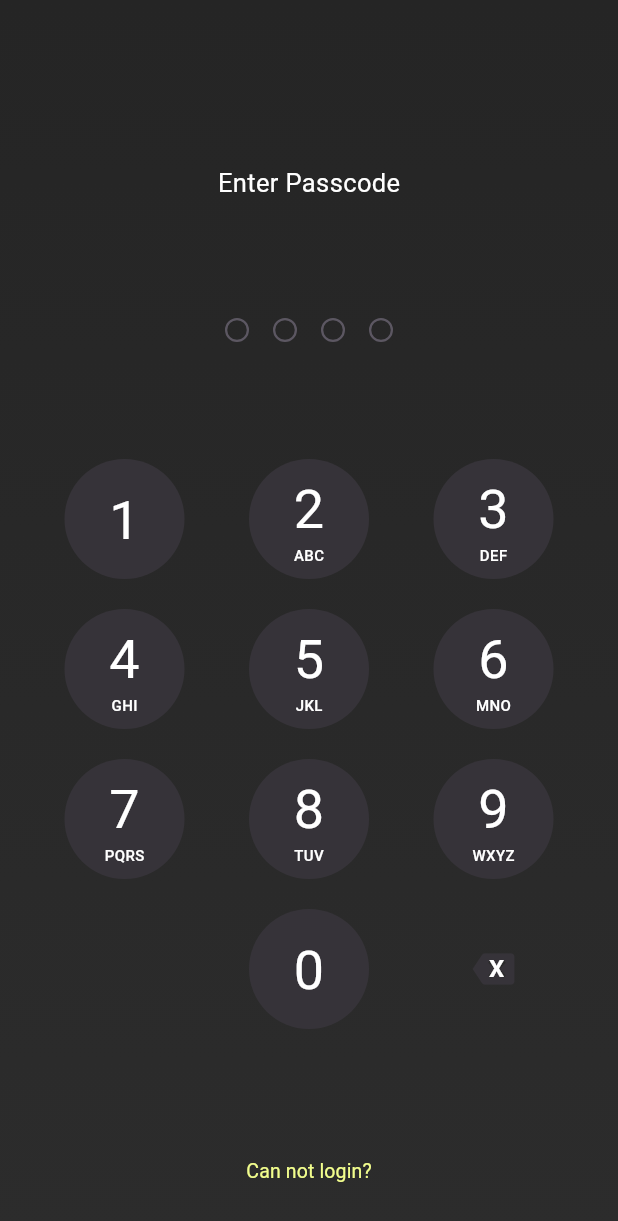
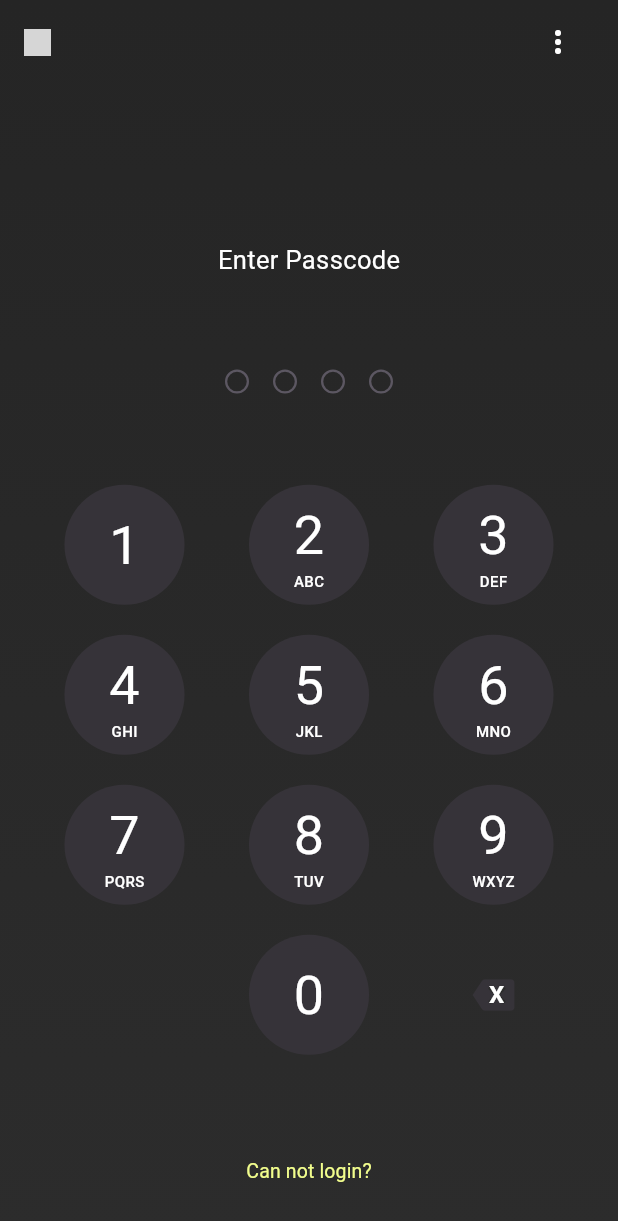
Before and after one commit to heyliceeee/bank, a Flutter app: the screen it shows after launch, on a phone screen of 412 x 824 dp. Shown: the top 1221 px of the screen. Run offline on Flutter 3.47's test engine with Material 3 defaults, Android fonts, the phone set to English and light mode, and no system bars; grey boxes are pictures that could not be loaded.

Commit message:
💄passcode - topbar (not yet finished)

```diff
--- /dev/null
+++ b/lib/components/customTopBar.dart
@@ -0,0 +1,28 @@
+import 'package:flutter/material.dart';
+
+class CustomTopBar extends StatelessWidget {
+  final VoidCallback? onMenuTap;
+
+  const CustomTopBar({super.key, this.onMenuTap});
+
+  @override
+  Widget build(BuildContext context) {
+    return Container(
+      height: 56,
+      padding: const EdgeInsets.symmetric(horizontal: 16),
+      child: Row(
+        mainAxisAlignment: MainAxisAlignment.spaceBetween,
+        children: [
+          // 🔹 Logo LouBank
+          Row(children: [Image.asset('assets/logo.png', height: 18)]),
+
+          // 🔹 Botão de menu (três pontos verticais)
+          IconButton(
+            icon: const Icon(Icons.more_vert, color: Colors.white),
+            onPressed: onMenuTap ?? () {},
+          ),
+        ],
+      ),
+    );
+  }
+}
--- a/lib/screens/passcode.dart
+++ b/lib/screens/passcode.dart
@@ -1,3 +1,4 @@
+import 'package:bank/components/customTopBar.dart';
 import 'package:bank/global.dart';
 import 'package:flutter/material.dart';
 
@@ -136,13 +137,16 @@ class _PasscodeState extends State<Passcode> {
     return Scaffold(
       body: Container(
         decoration: const BoxDecoration(
-          gradient: Global.gray1, // aqui sim podes usar o LinearGradient
+          gradient: Global.gray1, // linearGradient
         ),
         child: SafeArea(
           child: Column(
             mainAxisAlignment: MainAxisAlignment.spaceBetween,
             children: [
-              const SizedBox(height: 40),
+              // 🔹 Chamar a TopBar
+              const CustomTopBar(),
+              // Espaço para alinhar o título ao centro
+              const SizedBox(width: 48),
               const Text(
                 "Enter Passcode",
                 style: TextStyle(
```
Also changed, not shown: assets/logo.png (added), lib/components/customBottomNavBar.dart (added), lib/components/customBottomNavigationBar.dart (deleted).
